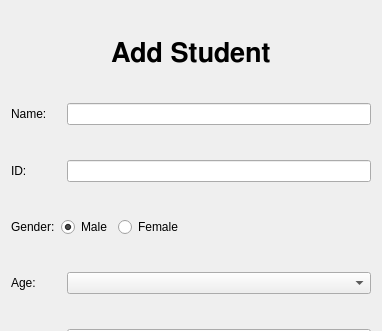
Before: the Qt Designer form stuMgmt/addStuDlg.ui in jzsh/ui, drawn with Qt 5; both pictures show x 0 to 382 and y 0 to 331 of the 382 by 537 pixel window.
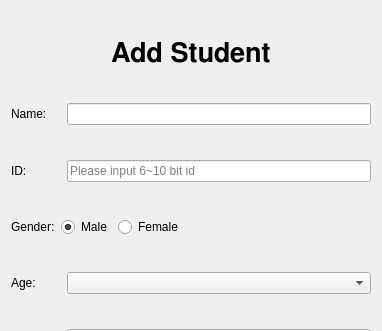
After: the same form once the commit is applied.

```diff
--- a/stuMgmt/addStuDlg.ui
+++ b/stuMgmt/addStuDlg.ui
@@ -86,7 +86,11 @@
       </widget>
      </item>
      <item>
-      <widget class="QLineEdit" name="leID"/>
+      <widget class="QLineEdit" name="leID">
+       <property name="placeholderText">
+        <string>Please input 6~10 bit id</string>
+       </property>
+      </widget>
      </item>
     </layout>
    </item>
```
